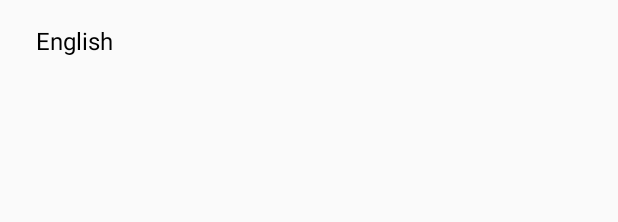
After one commit to JeethJJ/Translatro, an Android app: the layout translated_words_card.xml on its own in the app's theme, with its tools: preview values and no code run, on a phone screen of 412 x 824 dp. The commit adds this screen. Shown: the top 222 px of the screen. Run offline under Robolectric (Android 15) with nearby library versions, the phone set to English and light mode, and no system bars.

Commit message:
Finished except the translating

```diff
--- a/app/src/main/java/github/jeethjj/translatro/Edit.java
+++ b/app/src/main/java/github/jeethjj/translatro/Edit.java
@@ -49,7 +49,7 @@ public class Edit extends AppCompatActivity {
     }
 
     public void save(View view) {
-        String newPhrase = String.valueOf(et.getText());
+        String newPhrase = et.getText().toString();
         if(!newPhrase.equals(null)  &&  !newPhrase.equals("")){
             db.updatePhrase(newPhrase,db.getID(edit));
             phrases = db.getPhrases();
--- a/app/src/main/res/layout-land/activity_add.xml
+++ b/app/src/main/res/layout-land/activity_add.xml
@@ -28,7 +28,6 @@
         android:hint="@string/enter_your_text"
         android:importantForAutofill="no"
         android:inputType="textPersonName"
-        android:text="@string/text"
         android:textColor="#000000"
         app:layout_constraintBottom_toBottomOf="parent"
         app:layout_constraintEnd_toEndOf="parent"
--- a/app/src/main/res/layout-land/activity_saved.xml
+++ b/app/src/main/res/layout-land/activity_saved.xml
@@ -12,7 +12,7 @@
         android:layout_width="wrap_content"
         android:layout_height="wrap_content"
         android:layout_marginBottom="50dp"
-        android:text="Select Language :"
+        android:text="@string/select_language_text"
         android:textColor="#000000"
         android:textSize="18sp"
         app:layout_constraintBottom_toTopOf="@+id/select_lang_saved_spin"
@@ -34,7 +34,8 @@
         android:layout_height="wrap_content"
         android:layout_marginTop="50dp"
         android:background="@drawable/home_btn"
-        android:text="Get"
+        android:onClick="get"
+        android:text="@string/get"
         app:layout_constraintEnd_toEndOf="@+id/select_lang_saved_spin"
         app:layout_constraintStart_toEndOf="@+id/select_lang_saved_spin"
         app:layout_constraintTop_toBottomOf="@+id/select_lang_saved_spin" />
--- a/app/src/main/res/layout/activity_add.xml
+++ b/app/src/main/res/layout/activity_add.xml
@@ -28,7 +28,6 @@
         android:hint="@string/enter_your_text"
         android:importantForAutofill="no"
         android:inputType="textPersonName"
-        android:text="@string/text"
         android:textColor="#000000"
         app:layout_constraintBottom_toBottomOf="parent"
         app:layout_constraintEnd_toEndOf="parent"
--- a/app/src/main/res/layout/activity_saved.xml
+++ b/app/src/main/res/layout/activity_saved.xml
@@ -12,7 +12,7 @@
         android:layout_width="wrap_content"
         android:layout_height="wrap_content"
         android:layout_marginTop="200dp"
-        android:text="Select Language :"
+        android:text="@string/select_language_text"
         android:textColor="#000000"
         android:textSize="18sp"
         app:layout_constraintStart_toStartOf="@+id/select_lang_saved_spin"
@@ -32,8 +32,9 @@
         android:layout_width="wrap_content"
         android:layout_height="wrap_content"
         android:layout_marginTop="100dp"
-        android:text="Get"
         android:background="@drawable/home_btn"
+        android:onClick="get"
+        android:text="@string/get"
         app:layout_constraintEnd_toEndOf="@+id/select_lang_saved_spin"
         app:layout_constraintTop_toBottomOf="@+id/select_lang_saved_spin" />
 </androidx.constraintlayout.widget.ConstraintLayout>
--- /dev/null
+++ b/app/src/main/res/layout/translated_words_card.xml
@@ -0,0 +1,53 @@
+<?xml version="1.0" encoding="utf-8"?>
+<androidx.constraintlayout.widget.ConstraintLayout
+    xmlns:android="http://schemas.android.com/apk/res/android"
+    xmlns:app="http://schemas.android.com/apk/res-auto"
+    xmlns:tools="http://schemas.android.com/tools"
+    android:orientation="vertical"
+    android:layout_width="match_parent"
+    android:layout_height="wrap_content"
+    android:id="@+id/customCardTranslated">
+
+    <TextView
+        android:id="@+id/translated_lang"
+        android:layout_width="80dp"
+        android:layout_height="wrap_content"
+        android:layout_marginStart="24dp"
+        android:layout_marginTop="24dp"
+        android:layout_marginBottom="16dp"
+        android:textColor="#000000"
+        android:textSize="16sp"
+        app:layout_constraintBottom_toBottomOf="parent"
+        app:layout_constraintStart_toStartOf="parent"
+        app:layout_constraintTop_toBottomOf="@+id/textView4" />
+
+    <TextView
+        android:id="@+id/textView4"
+        android:layout_width="80dp"
+        android:layout_height="wrap_content"
+        android:layout_marginStart="24dp"
+        android:layout_marginTop="16dp"
+        android:text="@string/english"
+        android:textColor="#000000"
+        android:textSize="16sp"
+        app:layout_constraintStart_toStartOf="parent"
+        app:layout_constraintTop_toTopOf="parent" />
+
+    <TextView
+        android:id="@+id/englishTextTranslated"
+        android:layout_width="wrap_content"
+        android:layout_height="wrap_content"
+        android:layout_marginStart="24dp"
+        android:textSize="16sp"
+        app:layout_constraintBaseline_toBaselineOf="@+id/textView4"
+        app:layout_constraintStart_toEndOf="@+id/textView4" />
+
+    <TextView
+        android:id="@+id/translated_text_translated"
+        android:layout_width="wrap_content"
+        android:layout_height="wrap_content"
+        android:layout_marginStart="24dp"
+        android:textSize="16sp"
+        app:layout_constraintBaseline_toBaselineOf="@+id/translated_lang"
+        app:layout_constraintStart_toEndOf="@+id/translated_lang" />
+</androidx.constraintlayout.widget.ConstraintLayout>
--- a/app/src/main/res/values/strings.xml
+++ b/app/src/main/res/values/strings.xml
@@ -23,4 +23,7 @@
     <string name="language_translator_apikey">8-wzcUpk1sMw_FElhXnqqWEBDkYya_FZPl9iJ80s7juM</string>
     <string name="text_speech_apikey">BWQaXB9XxRkziP8ih5Z8rL2MXaO9SDbXv2nPr5Br7nIQ</string>
     <string name="text_speech_url">https://api.eu-gb.text-to-speech.watson.cloud.ibm.com/instances/b0d06307-679d-41cc-990a-6f2f9dc25db8</string>
+    <string name="select_language_text">Select Language :</string>
+    <string name="get">Get</string>
+    <string name="english">English</string>
 </resources>
```
Also changed, not shown: app/src/main/java/github/jeethjj/translatro/Add.java (+4 -4 lines), app/src/main/java/github/jeethjj/translatro/DatabaseHelper.java (+28 -23 lines), app/src/main/java/github/jeethjj/translatro/Filtured.java (+74 -1 lines), app/src/main/java/github/jeethjj/translatro/Saved.java (+31 -0 lines), app/src/main/java/github/jeethjj/translatro/Subscriptions.java (+59 -9 lines).
